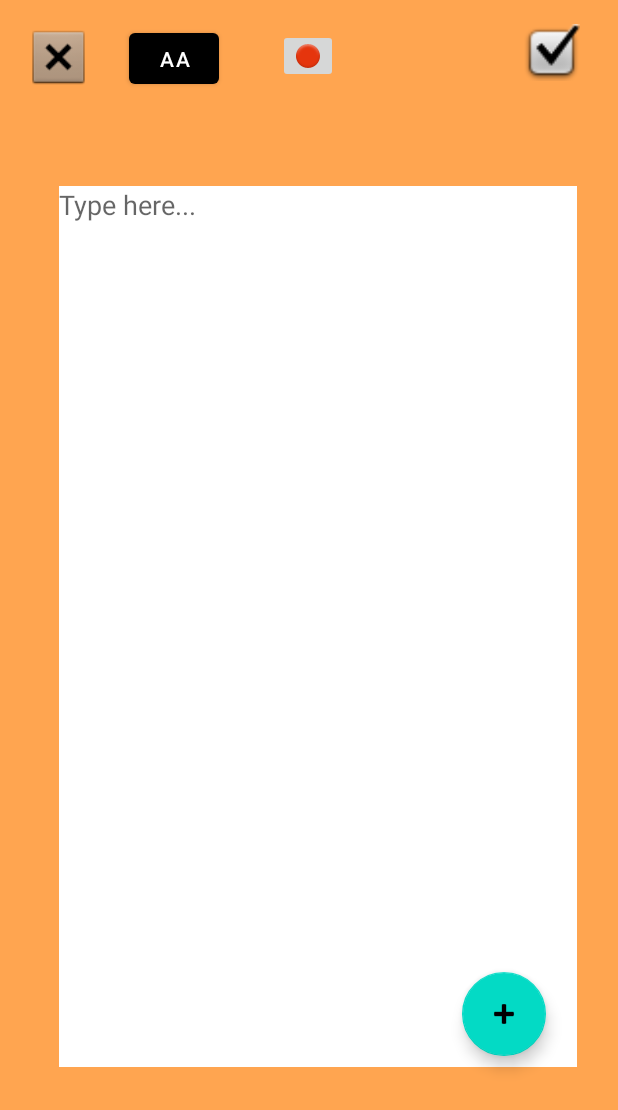
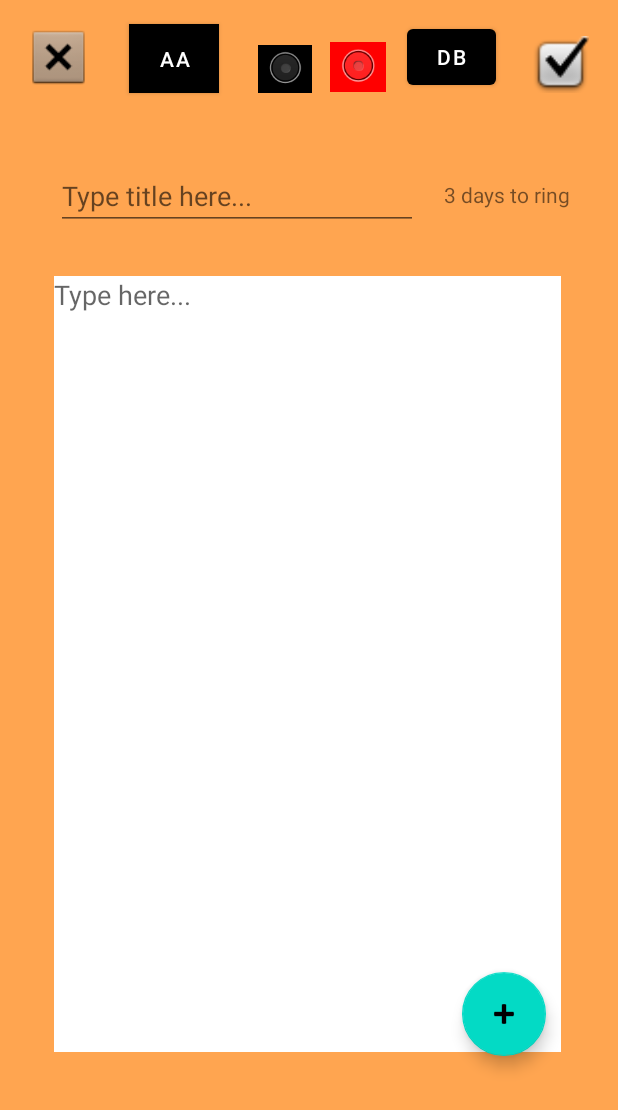
Before and after one commit to firatfolcay/SandyINF303, an Android app: the NoteEditorController screen opened directly, with no data from a screen before it, on a phone screen of 412 x 824 dp. Shown: the top 1110 px of the screen. Run offline under Robolectric (Android 15) with nearby library versions, the phone set to English and light mode, and no system bars.

Commit message:
gui additions to note_editor.xml, color pickers are added. DatabaseTest.java class added for DB test operations.

```diff
--- /dev/null
+++ b/app/src/main/java/sandy/android/assistant/DatabaseTest.java
@@ -0,0 +1,67 @@
+package sandy.android.assistant;
+
+import android.content.ContentValues;
+import android.content.Context;
+import android.database.Cursor;
+import android.database.sqlite.SQLiteDatabase;
+import android.database.sqlite.SQLiteOpenHelper;
+
+import java.util.Vector;
+
+public class DatabaseTest extends SQLiteOpenHelper {        //this is a test class to test database operations
+
+    public static final String TEST_DATABASE_NAME = "test.db";      //defining of note attributes that will be used while fetching and storing note data to database.
+    public static final String TEST_TABLE_NAME = "test";
+    public static final String TEST_COLUMN_TITLE = "note_title";
+    public static final String TEST_COLUMN_CONTENT = "note_content";
+
+    public DatabaseTest(Context context) {        //DatabaseManagement constructor method
+        super(context, TEST_DATABASE_NAME, null, 1);
+        //getReadableDatabase();
+        getWritableDatabase();
+    }
+
+    @Override
+    public void onCreate(SQLiteDatabase db) {       //SQLiteOpenHelper class-dependent method to create database tables
+
+        db.execSQL("CREATE TABLE test " +
+                "(note_title text PRIMARY KEY, note_content text)");
+
+    }
+
+    @Override
+    public void onUpgrade(SQLiteDatabase db, int oldVersion, int newVersion) {
+        db.execSQL("DROP TABLE IF EXISTS test");
+        onCreate(db);
+    }
+
+    public void createTable () {
+        SQLiteDatabase db = this.getWritableDatabase();
+        db.execSQL("CREATE TABLE test " +
+                "(note_title text PRIMARY KEY, note_content text)");
+    }
+
+    public void insertNote (String note_title, String note_content) {    //method to insert a new note to test database
+        SQLiteDatabase db = this.getWritableDatabase();
+        ContentValues contentValues = new ContentValues();
+        contentValues.put("note_title", note_title);
+        contentValues.put("note_content", note_content);
+        db.insert("test", null, contentValues);
+
+        //return true;
+    }
+
+    /*public String fetchContent () {     //method to fetch note data from test database
+        String str = null;
+        String arman = "Arman";
+        SQLiteDatabase db = this.getReadableDatabase();
+        ContentValues contentValues = new ContentValues();
+        Cursor res = db.rawQuery("select note_content from test where " + "note_title" + "=?", new String[]{arman});
+        res.moveToFirst();
+        if (res.isAfterLast() == false) {
+            str = res.getString(res.getColumnIndex(TEST_COLUMN_CONTENT));
+        }
+
+        return str;
+    }*/
+}
--- a/app/src/main/java/sandy/android/assistant/NoteEditorController.java
+++ b/app/src/main/java/sandy/android/assistant/NoteEditorController.java
@@ -1,20 +1,32 @@
 package sandy.android.assistant;
 
+import android.content.DialogInterface;
 import android.content.Intent;
 import android.graphics.Bitmap;
 import android.graphics.BitmapFactory;
+import android.graphics.Color;
 import android.graphics.Rect;
 import android.graphics.drawable.BitmapDrawable;
 import android.graphics.drawable.Drawable;
+import android.media.Image;
 import android.net.Uri;
 import android.os.Bundle;
 import android.os.Environment;
 import android.provider.MediaStore;
+import android.text.Html;
 import android.text.Spannable;
+import android.text.SpannableString;
 import android.text.SpannableStringBuilder;
+import android.text.Spanned;
+import android.text.SpannedString;
+import android.text.style.ForegroundColorSpan;
 import android.text.style.ImageSpan;
+import android.view.KeyEvent;
 import android.view.View;
+import android.widget.Button;
 import android.widget.EditText;
+import android.widget.ImageView;
+
 import java.io.*;
 import java.nio.MappedByteBuffer;
 import java.nio.channels.FileChannel;
@@ -34,28 +46,52 @@ public class NoteEditorController extends AppCompatActivity {
     Toolbar toolbar;
     RecyclerView recyclerView;
     View view;
+    DatabaseManagement db;
     boolean isFABOpen = false;
+
+    Button button_db;
     FloatingActionButton fab_noteeditor_options;
     FloatingActionButton fab_noteeditor_options_addimage;
     FloatingActionButton fab_noteeditor_options_timer;
     FloatingActionButton fab_noteeditor_options_calendar;
+
     EditText noteeditor_multiline_text;
+    EditText noteeditor_title_text;
+
+    ImageView imageView_colorpicker_red;
+    ImageView imageView_colorpicker_black;
+    ImageView imageView_back;
+    ImageView imageView_save_note;
+
     int multiline_height;
     int multiline_width;
+
+    String htmlstring;
 
     @Override
     protected void onCreate(Bundle savedInstanceState) {
         super.onCreate(savedInstanceState);
         setContentView(R.layout.note_editor);
+        DatabaseTest dbt = new DatabaseTest(this);
 
-        isFABOpen = false;
-        fab_noteeditor_options = (FloatingActionButton) findViewById(R.id.fab_noteeditor_options); //floating action buttons to expand
+        isFABOpen = false;      //initialization of attributes that will be used during run of onCreate method
+        htmlstring = "";
+        button_db = (Button) findViewById(R.id.button_db);
+        fab_noteeditor_options = (FloatingActionButton) findViewById(R.id.fab_noteeditor_options);      //initialization of attributes that are referenced into note_editor.xml
         fab_noteeditor_options_addimage = (FloatingActionButton) findViewById(R.id.fab_noteeditor_options_addimage);
         fab_noteeditor_options_timer = (FloatingActionButton) findViewById(R.id.fab_noteeditor_options_timer);
         fab_noteeditor_options_calendar = (FloatingActionButton) findViewById(R.id.fab_noteeditor_options_calendar);
+
         noteeditor_multiline_text = (EditText) findViewById(R.id.noteeditor_multiline_text);
+        noteeditor_title_text = (EditText) findViewById(R.id.noteeditor_title_text);
 
-        fab_noteeditor_options.setOnClickListener(new View.OnClickListener() {
+        imageView_colorpicker_red = (ImageView) findViewById(R.id.imageView_colorpicker_red);
+        imageView_colorpicker_black = (ImageView) findViewById(R.id.imageView_colorpicker_black);
+
+        imageView_back = (ImageView) findViewById(R.id.imageView_back);
+        imageView_save_note = (ImageView) findViewById(R.id.imageView_save_note);
+
+        fab_noteeditor_options.setOnClickListener(new View.OnClickListener() {      //onClick listener for Noteeditor options floating action button
             @Override
             public void onClick(View v) {
                 if(!isFABOpen){
@@ -66,34 +102,81 @@ public class NoteEditorController extends AppCompatActivity {
             }
         });
 
-        fab_noteeditor_options_addimage.setOnClickListener(new View.OnClickListener() {
+        imageView_back.setOnClickListener(new View.OnClickListener() {      //onClick listener for Noteeditor back button
             @Override
             public void onClick(View v) {
-                Intent intent = new Intent(Intent.ACTION_PICK, MediaStore.Images.Media.EXTERNAL_CONTENT_URI);
+                finish();
+            }
+        });
+
+        imageView_colorpicker_black.setOnClickListener(new View.OnClickListener() {     //onClick listener for black color picker
+            @Override
+            public void onClick(View v) {
+                noteeditor_multiline_text.setTextColor(getResources().getColor(R.color.black));
+            }
+        });
+
+        imageView_colorpicker_red.setOnClickListener(new View.OnClickListener() {       //onClick listener for red color picker
+            @Override
+            public void onClick(View v) {
+                noteeditor_multiline_text.setTextColor(getResources().getColor(R.color.red));
+            }
+        });
+
+        imageView_save_note.setOnClickListener(new View.OnClickListener() {     //onClick listener for save note button in noteeditor.
+            @Override
+            public void onClick(View v) {
+                SpannableStringBuilder builder = new SpannableStringBuilder(noteeditor_multiline_text.getText());
+                htmlstring = Html.toHtml(builder);
+                System.out.println("last HTML: " + htmlstring);
+                if (noteeditor_multiline_text.getText().length() < 1) {
+                    //todo
+                }
+                else {
+                    dbt.insertNote(noteeditor_title_text.getText().toString(), htmlstring);
+                }
+            }
+        });
+
+        /*button_db.setOnClickListener(new View.OnClickListener() {       //onClick listener for fetchContent() database test operation
+            @Override
+            public void onClick(View v) {
+                String fromHtml = dbt.fetchContent();
+                System.out.println("fromHTML: " + fromHtml);
+                noteeditor_multiline_text.setText(Html.fromHtml(fromHtml));
+            }
+        });*/
+
+        fab_noteeditor_options_addimage.setOnClickListener(new View.OnClickListener() {     //onClick listener for add image function
+            @Override
+            public void onClick(View v) {
+                Intent intent = new Intent(Intent.ACTION_PICK, MediaStore.Images.Media.EXTERNAL_CONTENT_URI);       //initialization of new intent that launches External Storage browser
                 startActivityForResult(intent, 0);
             }
         });
 
+
     }
 
     @Override
-    protected void onActivityResult(int requestCode, int resultCode, Intent data) {
+    protected void onActivityResult(int requestCode, int resultCode, Intent data) {     //operations to select new image from external storage browser
         super.onActivityResult(requestCode, resultCode, data);
 
         if (resultCode == RESULT_OK) {
             Uri targetUri = data.getData();
+            //System.out.println("targetUri: " + targetUri.toString());
             Bitmap bitmap;
             try {
-                bitmap = BitmapFactory.decodeStream(getContentResolver().openInputStream(targetUri));
-                float ratio = bitmap.getWidth() / bitmap.getHeight();
+                bitmap = BitmapFactory.decodeStream(getContentResolver().openInputStream(targetUri));       //fetches bitmap from InputStream
+                float ratio = bitmap.getWidth() / bitmap.getHeight();                                   //aspect ratio function for scaling of bitmap
                 int bitmapHeight = (int) (noteeditor_multiline_text.getHeight() * 0.25);
                 int bitmapWidth = (int) (bitmapHeight * ratio);
-                bitmap = Bitmap.createScaledBitmap(bitmap,
+                bitmap = Bitmap.createScaledBitmap(bitmap,                                          //creates new scaled bitmap
                         bitmapWidth,
                         bitmapHeight,
                         false);
 
-                Drawable d = new BitmapDrawable(getResources(), bitmap);
+                Drawable d = new BitmapDrawable(getResources(), bitmap);                        //converts bitmap to drawable format and calls addImageInText method
                 addImageInEditText(d);
             } catch (FileNotFoundException e) {
                 e.printStackTrace();
@@ -101,7 +184,7 @@ public class NoteEditorController extends AppCompatActivity {
         }
     }
 
-    private void showFABMenu(){
+    private void showFABMenu(){         //method that makes sub-FAB menus visible
         System.out.println("showFABMenu");
         isFABOpen=true;
         fab_noteeditor_options_addimage.setVisibility(View.VISIBLE);
@@ -113,7 +196,7 @@ public class NoteEditorController extends AppCompatActivity {
         fab_noteeditor_options_calendar.animate().translationY(-getResources().getDimension(R.dimen.standard_155));*/
     }
 
-    private void closeFABMenu(){
+    private void closeFABMenu(){        //method that makes sub-FAB menus invisible
         System.out.println("closeFABMenu");
         isFABOpen=false;
         /*fab_noteeditor_options_addimage.animate().translationY(0);
@@ -125,7 +208,7 @@ public class NoteEditorController extends AppCompatActivity {
     }
 
 
-    private void addImageInEditText(Drawable drawable) {
+    private void addImageInEditText(Drawable drawable) {        //method to add selected image from external storage inside Note Editor EditText component
         noteeditor_multiline_text = (EditText) findViewById(R.id.noteeditor_multiline_text);
 
         drawable.setBounds(0, 0, drawable.getIntrinsicWidth(), drawable.getIntrinsicHeight());
@@ -140,13 +223,11 @@ public class NoteEditorController extends AppCompatActivity {
         noteeditor_multiline_text.setSelection(selectionCursorPos);
     }
 
-    private void deleteImageFromEditText() {
+    private void deleteImageFromEditText() {         //method to delete selected image from Note Editor EditText component
         String msgEditText = noteeditor_multiline_text.getText().toString();
-        System.out.println("text length : " + msgEditText.length());
         if (msgEditText.length() > 0) {
             int selectionCursorPos = noteeditor_multiline_text.getSelectionStart();
             int endPosition = noteeditor_multiline_text.getText().length();
-            System.out.println("cursor Pos: " + selectionCursorPos + " endPosition : " + endPosition);
 
             if (selectionCursorPos > 0) {
                 int deletingObjectStartPos = selectionCursorPos - 1;
--- a/app/src/main/res/layout/note_editor.xml
+++ b/app/src/main/res/layout/note_editor.xml
@@ -7,7 +7,7 @@
     android:background="#FFA550">
 
     <ImageView
-        android:id="@+id/imageView"
+        android:id="@+id/imageView_back"
         android:layout_width="46dp"
         android:layout_height="44dp"
         android:layout_marginStart="16dp"
@@ -17,11 +17,11 @@
         app:srcCompat="@android:drawable/btn_dialog" />
 
     <ImageView
-        android:id="@+id/imageView2"
+        android:id="@+id/imageView_save_note"
         android:layout_width="43dp"
         android:layout_height="38dp"
-        android:layout_marginStart="346dp"
-        android:layout_marginTop="16dp"
+        android:layout_marginStart="352dp"
+        android:layout_marginTop="24dp"
         app:layout_constraintStart_toStartOf="parent"
         app:layout_constraintTop_toTopOf="parent"
         app:srcCompat="@android:drawable/checkbox_on_background" />
@@ -72,32 +72,24 @@
         app:layout_constraintTop_toTopOf="parent"
         app:srcCompat="@android:drawable/ic_input_add" />
 
-    <ImageButton
-        android:id="@+id/imageButton2"
-        android:layout_width="wrap_content"
-        android:layout_height="wrap_content"
-        android:layout_marginStart="185dp"
-        android:layout_marginTop="19dp"
-        app:layout_constraintStart_toStartOf="parent"
-        app:layout_constraintTop_toTopOf="parent"
-        app:srcCompat="@android:drawable/ic_notification_overlay" />
-
     <Button
-        android:id="@+id/button"
+        android:id="@+id/button_edit_font"
         android:layout_width="60dp"
         android:layout_height="46dp"
         android:layout_marginStart="86dp"
         android:layout_marginTop="16dp"
+        android:background="#FAFAFA"
+        android:backgroundTint="#FFFFFF"
         android:text="Aa"
         app:layout_constraintStart_toStartOf="parent"
         app:layout_constraintTop_toTopOf="parent" />
 
     <EditText
         android:id="@+id/noteeditor_multiline_text"
-        android:layout_width="345dp"
-        android:layout_height="587dp"
-        android:layout_marginStart="39dp"
-        android:layout_marginTop="124dp"
+        android:layout_width="338dp"
+        android:layout_height="517dp"
+        android:layout_marginStart="36dp"
+        android:layout_marginTop="184dp"
         android:background="#FFFFFF"
         android:clickable="true"
         android:editable="true"
@@ -112,4 +104,58 @@
         app:layout_constraintStart_toStartOf="parent"
         app:layout_constraintTop_toTopOf="parent" />
 
+    <ImageView
+        android:id="@+id/imageView_colorpicker_black"
+        android:layout_width="36dp"
+        android:layout_height="32dp"
+        android:layout_marginStart="172dp"
+        android:layout_marginTop="30dp"
+        android:background="#000000"
+        app:layout_constraintStart_toStartOf="parent"
+        app:layout_constraintTop_toTopOf="parent"
+        app:srcCompat="@android:drawable/btn_radio" />
+
+    <ImageView
+        android:id="@+id/imageView_colorpicker_red"
+        android:layout_width="37dp"
+        android:layout_height="33dp"
+        android:layout_marginStart="220dp"
+        android:layout_marginTop="28dp"
+        android:background="#FF0000"
+        app:layout_constraintStart_toStartOf="parent"
+        app:layout_constraintTop_toTopOf="parent"
+        app:srcCompat="@android:drawable/btn_radio" />
+
+    <EditText
+        android:id="@+id/noteeditor_title_text"
+        android:layout_width="241dp"
+        android:layout_height="43dp"
+        android:layout_marginStart="37dp"
+        android:layout_marginTop="110dp"
+        android:ems="10"
+        android:hint="Type title here..."
+        android:inputType="textPersonName"
+        app:layout_constraintStart_toStartOf="parent"
+        app:layout_constraintTop_toTopOf="parent" />
+
+    <TextView
+        android:id="@+id/textView_remaining_time"
+        android:layout_width="96dp"
+        android:layout_height="46dp"
+        android:layout_marginStart="296dp"
+        android:layout_marginTop="120dp"
+        android:text="3 days to ring"
+        app:layout_constraintStart_toStartOf="parent"
+        app:layout_constraintTop_toTopOf="parent" />
+
+    <Button
+        android:id="@+id/button_db"
+        android:layout_width="59dp"
+        android:layout_height="49dp"
+        android:layout_marginStart="271dp"
+        android:layout_marginTop="13dp"
+        android:text="DB"
+        app:layout_constraintStart_toStartOf="parent"
+        app:layout_constraintTop_toTopOf="parent" />
+
 </androidx.constraintlayout.widget.ConstraintLayout>
--- a/app/src/main/res/values/colors.xml
+++ b/app/src/main/res/values/colors.xml
@@ -5,6 +5,7 @@
     <color name="purple_700">#FF3700B3</color>
     <color name="teal_200">#FF03DAC5</color>
     <color name="teal_700">#FF018786</color>
+    <color name="red">#FF0000</color>
     <color name="black">#FF000000</color>
     <color name="white">#FFFFFFFF</color>
     <color name="orange">#F3A261</color>
```
Also changed, not shown: app/src/main/java/sandy/android/assistant/MainActivity.java (+5 -3 lines), app/src/main/res/layout/activity_main.xml (+11 -8 lines).
